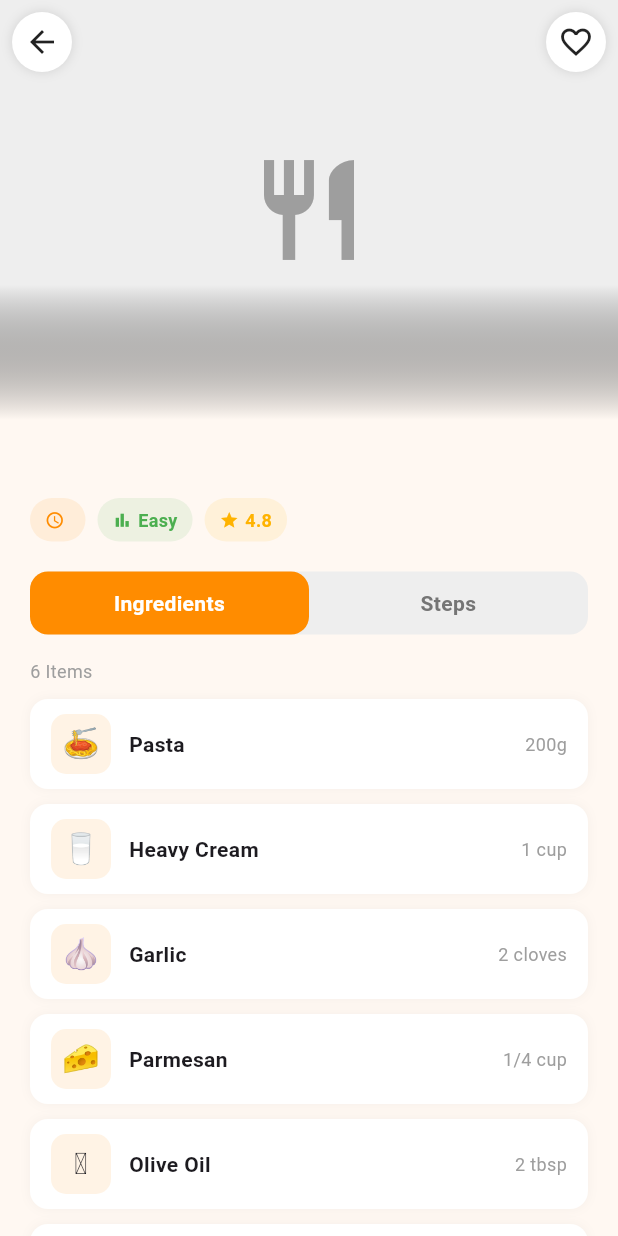
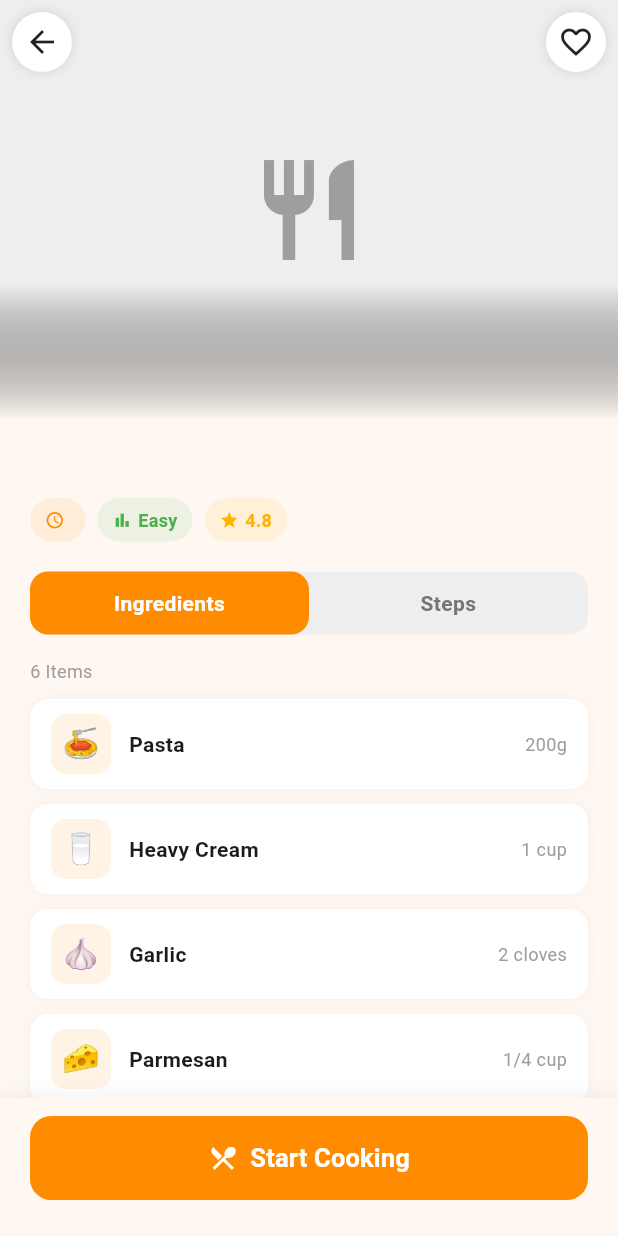
Before and after one commit to ElhamAkram/IEEE-Mobile-UI-Project, a Flutter app: the ItemDetails screen opened directly with empty values, on a phone screen of 412 x 824 dp. Run offline on Flutter 3.47's test engine with Material 3 defaults, Android fonts, the phone set to English and light mode, and no system bars; network calls fail.

Commit message:
edit 2 items details screen

```diff
--- a/lib/screens/itemsdetails.dart
+++ b/lib/screens/itemsdetails.dart
@@ -1,5 +1,5 @@
 import 'package:flutter/material.dart';
-
+import 'CookingScreen.dart';
 // ========= داتا كل الأكلات =========
 final Map<String, Map<String, dynamic>> recipesData = {
   "Creemy pasta": {
@@ -93,9 +93,52 @@ class _ItemDetailsState extends State<ItemDetails> {
 
     return Scaffold(
       backgroundColor: const Color(0xFFFFF8F2),
+      bottomNavigationBar: Container(
+        padding: const EdgeInsets.fromLTRB(20, 12, 20, 24),
+        decoration: BoxDecoration(
+          color: const Color(0xFFFFF8F2),
+          boxShadow: [
+            BoxShadow(color: Colors.black.withOpacity(0.05), blurRadius: 8, offset: const Offset(0, -3)),
+          ],
+        ),
+        child: ElevatedButton(
+          onPressed: () {
+            Navigator.of(context).push(
+              PageRouteBuilder(
+                transitionDuration: const Duration(milliseconds: 400),
+                pageBuilder: (context, animation, secondaryAnimation) =>
+                const CookingScreen(),
+                transitionsBuilder: (context, animation, secondaryAnimation, child) {
+                  return SlideTransition(
+                    position: Tween(begin: const Offset(1, 0), end: Offset.zero)
+                        .chain(CurveTween(curve: Curves.easeInOut))
+                        .animate(animation),
+                    child: child,
+                  );
+                },
+              ),
+            );
+          },
+          style: ElevatedButton.styleFrom(
+            backgroundColor: const Color(0xFFFF8C00),
+            foregroundColor: Colors.white,
+            padding: const EdgeInsets.symmetric(vertical: 16),
+            shape: RoundedRectangleBorder(borderRadius: BorderRadius.circular(14)),
+            elevation: 0,
+          ),
+          child: const Row(
+            mainAxisAlignment: MainAxisAlignment.center,
+            children: [
+              Icon(Icons.restaurant_menu, size: 20),
+              SizedBox(width: 8),
+              Text("Start Cooking", style: TextStyle(fontSize: 17, fontWeight: FontWeight.bold)),
+            ],
+          ),
+        ),
+      ),
       body: CustomScrollView(
         slivers: [
-          // ======= App Bar مع الصورة ======
+          // ======= App Bar مع الصورة =======
           SliverAppBar(
             expandedHeight: 280,
             pinned: true,
```
